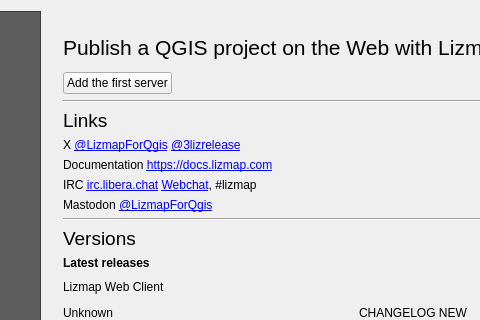
The window that lizmap/resources/ui/ui_lizmap.ui (3liz/lizmap-plugin) describes before a commit, drawn with Qt 5; both pictures show x 226 to 706 and y 0 to 320 of the 1200 by 900 pixel window.
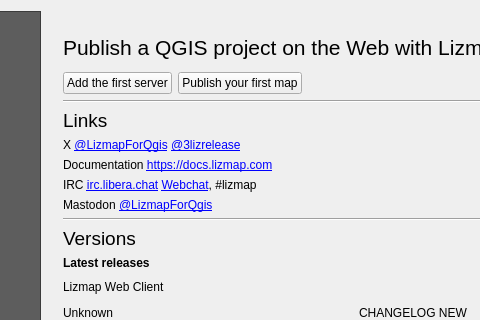
The same window after the commit. The open tabs and pages were chosen to show the change. Custom widgets are drawn as their Qt base class.

Commit message: Add a new button for opening the how-to a fresh server

```diff
--- a/lizmap/resources/ui/ui_lizmap.ui
+++ b/lizmap/resources/ui/ui_lizmap.ui
@@ -297,6 +297,13 @@
                </property>
               </widget>
              </item>
+             <item>
+              <widget class="QPushButton" name="publish_first_map">
+               <property name="text">
+                <string>Publish your first map</string>
+               </property>
+              </widget>
+             </item>
              <item>
               <spacer name="horizontalSpacer_13">
                <property name="orientation">
```
Left out of the diff: 2 changed lines with no effect on the pictures. The commit also changes 3 other files.
